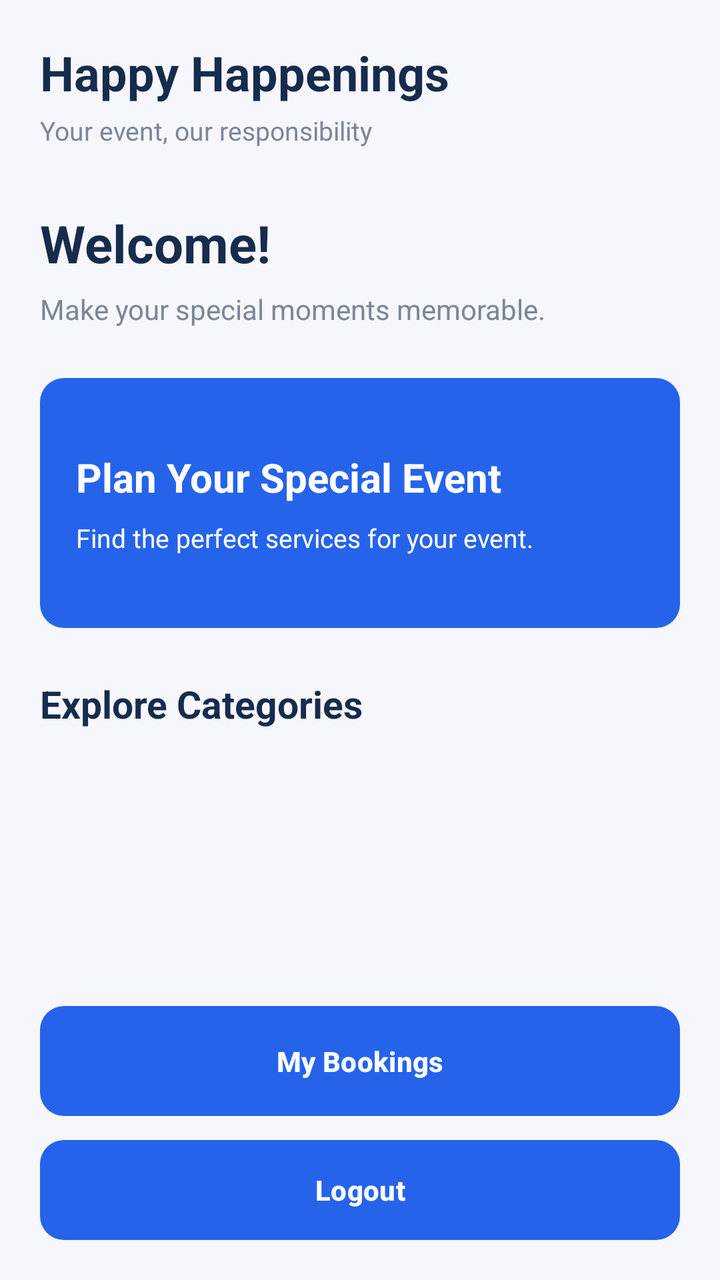
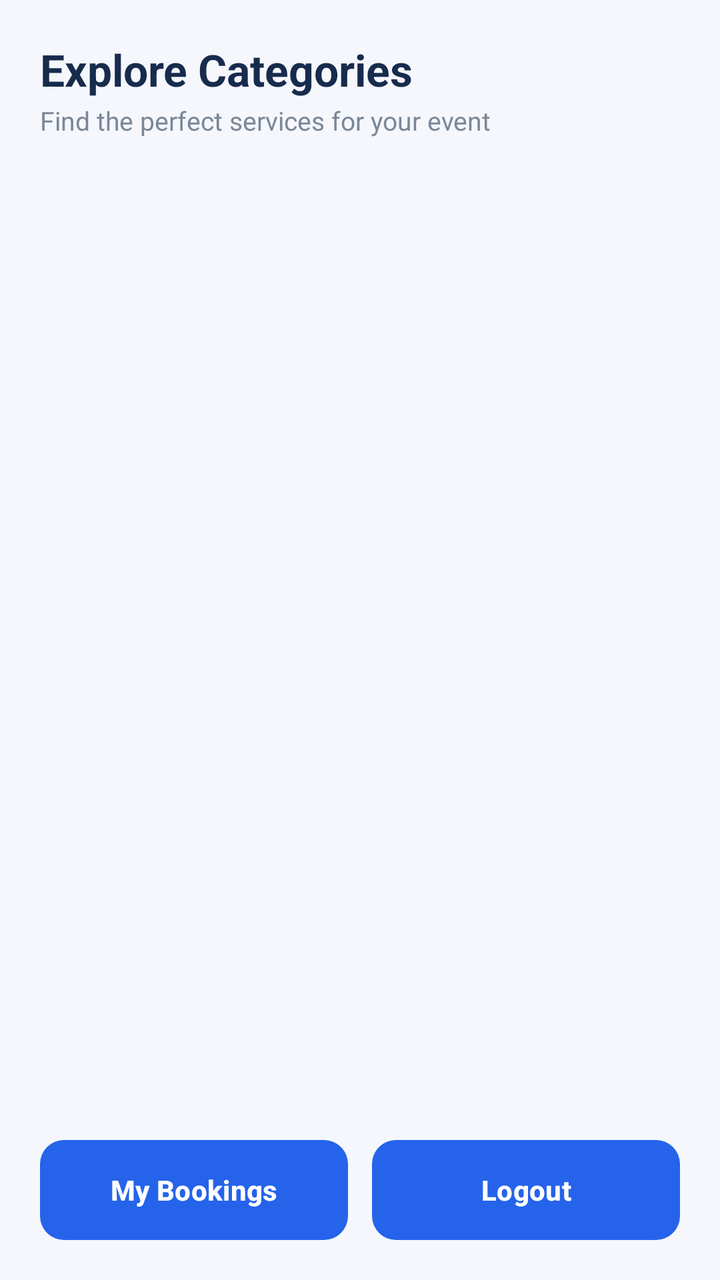

Compare the two renders of this Android layout. The source of the first and the diff that turns it into the second are given below.
<!-- AndroidManifest.xml: application theme Theme.HappyHappenings -->
<!-- res/layout/activity_user_dashboard.xml -->
<?xml version="1.0" encoding="utf-8"?>
<LinearLayout
    xmlns:android="http://schemas.android.com/apk/res/android"
    xmlns:app="http://schemas.android.com/apk/res-auto"
    android:layout_width="match_parent"
    android:layout_height="match_parent"
    android:orientation="vertical"
    android:padding="20dp"
    android:background="#F5F7FC">

    <TextView
        android:layout_width="wrap_content"
        android:layout_height="wrap_content"
        android:text="Happy Happenings"
        android:textSize="24sp"
        android:textStyle="bold"
        android:textColor="#172B4D"/>

    <TextView
        android:layout_width="wrap_content"
        android:layout_height="wrap_content"
        android:text="Your event, our responsibility"
        android:textSize="13sp"
        android:textColor="#7B8798"
        android:layout_marginTop="4dp"/>

    <TextView
        android:layout_width="wrap_content"
        android:layout_height="wrap_content"
        android:text="Welcome!"
        android:textSize="26sp"
        android:textStyle="bold"
        android:textColor="#172B4D"
        android:layout_marginTop="30dp"/>

    <TextView
        android:layout_width="wrap_content"
        android:layout_height="wrap_content"
        android:text="Make your special moments memorable."
        android:textSize="14sp"
        android:textColor="#7B8798"
        android:layout_marginTop="6dp"/>

    <LinearLayout
        android:layout_width="match_parent"
        android:layout_height="125dp"
        android:orientation="vertical"
        android:gravity="center_vertical"
        android:padding="18dp"
        android:layout_marginTop="25dp"
        android:background="@drawable/blue_button_bg">

        <TextView
            android:layout_width="wrap_content"
            android:layout_height="wrap_content"
            android:text="Plan Your Special Event"
            android:textSize="20sp"
            android:textStyle="bold"
            android:textColor="#FFFFFF"/>

        <TextView
            android:layout_width="wrap_content"
            android:layout_height="wrap_content"
            android:text="Find the perfect services for your event."
            android:textSize="13sp"
            android:textColor="#FFFFFF"
            android:layout_marginTop="8dp"/>

    </LinearLayout>

    <TextView
        android:layout_width="wrap_content"
        android:layout_height="wrap_content"
        android:text="Explore Categories"
        android:textSize="19sp"
        android:textStyle="bold"
        android:textColor="#172B4D"
        android:layout_marginTop="25dp"
        android:layout_marginBottom="15dp"/>

    <ScrollView
        android:layout_width="match_parent"
        android:layout_height="0dp"
        android:layout_weight="1"
        android:fillViewport="true">

        <LinearLayout
            android:id="@+id/categoryList"
            android:layout_width="match_parent"
            android:layout_height="wrap_content"
            android:orientation="vertical"/>

    </ScrollView>

    <Button
        android:id="@+id/bookings"
        android:layout_width="match_parent"
        android:layout_height="55dp"
        android:text="My Bookings"
        android:textColor="#FFFFFF"
        android:textStyle="bold"
        android:background="@drawable/blue_button_bg"
        android:backgroundTint="@null"
        app:backgroundTint="@null"/>

    <Button
        android:id="@+id/logout"
        android:layout_width="match_parent"
        android:layout_height="50dp"
        android:text="Logout"
        android:textColor="#FFFFFF"
        android:textStyle="bold"
        android:layout_marginTop="12dp"
        android:background="@drawable/blue_button_bg"
        android:backgroundTint="@null"
        app:backgroundTint="@null"/>

</LinearLayout>
<!-- resources referenced by this layout -->
<resources>
  <!-- drawable blue_button_bg (drawable) -->
  <?xml version="1.0" encoding="utf-8"?>
  <shape xmlns:android="http://schemas.android.com/apk/res/android">
  
      <solid android:color="#2563EB"/>
  
      <corners android:radius="12dp"/>
  
  </shape>
  <style name="Theme.HappyHappenings" parent="Base.Theme.HappyHappenings" />
  <style name="Base.Theme.HappyHappenings" parent="Theme.Material3.DayNight.NoActionBar">
          
          
      </style>
</resources>

<!-- the commit's change to res/layout/activity_user_dashboard.xml (unified diff, before → after) -->
@@ -8,76 +8,41 @@
     android:padding="20dp"
     android:background="#F5F7FC">
 
-    <TextView
-        android:layout_width="wrap_content"
-        android:layout_height="wrap_content"
-        android:text="Happy Happenings"
-        android:textSize="24sp"
-        android:textStyle="bold"
-        android:textColor="#172B4D"/>
-
-    <TextView
-        android:layout_width="wrap_content"
-        android:layout_height="wrap_content"
-        android:text="Your event, our responsibility"
-        android:textSize="13sp"
-        android:textColor="#7B8798"
-        android:layout_marginTop="4dp"/>
-
-    <TextView
-        android:layout_width="wrap_content"
-        android:layout_height="wrap_content"
-        android:text="Welcome!"
-        android:textSize="26sp"
-        android:textStyle="bold"
-        android:textColor="#172B4D"
-        android:layout_marginTop="30dp"/>
-
-    <TextView
-        android:layout_width="wrap_content"
-        android:layout_height="wrap_content"
-        android:text="Make your special moments memorable."
-        android:textSize="14sp"
-        android:textColor="#7B8798"
-        android:layout_marginTop="6dp"/>
-
+    
     <LinearLayout
         android:layout_width="match_parent"
-        android:layout_height="125dp"
-        android:orientation="vertical"
+        android:layout_height="wrap_content"
+        android:orientation="horizontal"
         android:gravity="center_vertical"
-        android:padding="18dp"
-        android:layout_marginTop="25dp"
-        android:background="@drawable/blue_button_bg">
+        android:layout_marginBottom="16dp">
 
-        <TextView
-            android:layout_width="wrap_content"
+        <LinearLayout
+            android:layout_width="0dp"
             android:layout_height="wrap_content"
-            android:text="Plan Your Special Event"
-            android:textSize="20sp"
-            android:textStyle="bold"
-            android:textColor="#FFFFFF"/>
+            android:layout_weight="1"
+            android:orientation="vertical">
 
-        <TextView
-            android:layout_width="wrap_content"
-            android:layout_height="wrap_content"
-            android:text="Find the perfect services for your event."
-            android:textSize="13sp"
-            android:textColor="#FFFFFF"
-            android:layout_marginTop="8dp"/>
+            <TextView
+                android:layout_width="wrap_content"
+                android:layout_height="wrap_content"
+                android:text="Explore Categories"
+                android:textSize="22sp"
+                android:textStyle="bold"
+                android:textColor="#172B4D"/>
+
+            <TextView
+                android:layout_width="wrap_content"
+                android:layout_height="wrap_content"
+                android:text="Find the perfect services for your event"
+                android:textSize="13sp"
+                android:textColor="#7B8798"
+                android:layout_marginTop="2dp"/>
+
+        </LinearLayout>
 
     </LinearLayout>
 
-    <TextView
-        android:layout_width="wrap_content"
-        android:layout_height="wrap_content"
-        android:text="Explore Categories"
-        android:textSize="19sp"
-        android:textStyle="bold"
-        android:textColor="#172B4D"
-        android:layout_marginTop="25dp"
-        android:layout_marginBottom="15dp"/>
-
+    
     <ScrollView
         android:layout_width="match_parent"
         android:layout_height="0dp"
@@ -92,27 +57,39 @@
 
     </ScrollView>
 
-    <Button
-        android:id="@+id/bookings"
+    
+    <LinearLayout
         android:layout_width="match_parent"
-        android:layout_height="55dp"
-        android:text="My Bookings"
-        android:textColor="#FFFFFF"
-        android:textStyle="bold"
-        android:background="@drawable/blue_button_bg"
-        android:backgroundTint="@null"
-        app:backgroundTint="@null"/>
+        android:layout_height="wrap_content"
+        android:orientation="horizontal"
+        android:layout_marginTop="12dp">
 
-    <Button
-        android:id="@+id/logout"
-        android:layout_width="match_parent"
-        android:layout_height="50dp"
-        android:text="Logout"
-        android:textColor="#FFFFFF"
-        android:textStyle="bold"
-        android:layout_marginTop="12dp"
-        android:background="@drawable/blue_button_bg"
-        android:backgroundTint="@null"
-        app:backgroundTint="@null"/>
+        <Button
+            android:id="@+id/bookings"
+            android:layout_width="0dp"
+            android:layout_height="50dp"
+            android:layout_weight="1"
+            android:text="My Bookings"
+            android:textColor="#FFFFFF"
+            android:textStyle="bold"
+            android:layout_marginEnd="6dp"
+            android:background="@drawable/blue_button_bg"
+            android:backgroundTint="@null"
+            app:backgroundTint="@null"/>
+
+        <Button
+            android:id="@+id/logout"
+            android:layout_width="0dp"
+            android:layout_height="50dp"
+            android:layout_weight="1"
+            android:text="Logout"
+            android:textColor="#FFFFFF"
+            android:textStyle="bold"
+            android:layout_marginStart="6dp"
+            android:background="@drawable/blue_button_bg"
+            android:backgroundTint="@null"
+            app:backgroundTint="@null"/>
+
+    </LinearLayout>
 
 </LinearLayout>
